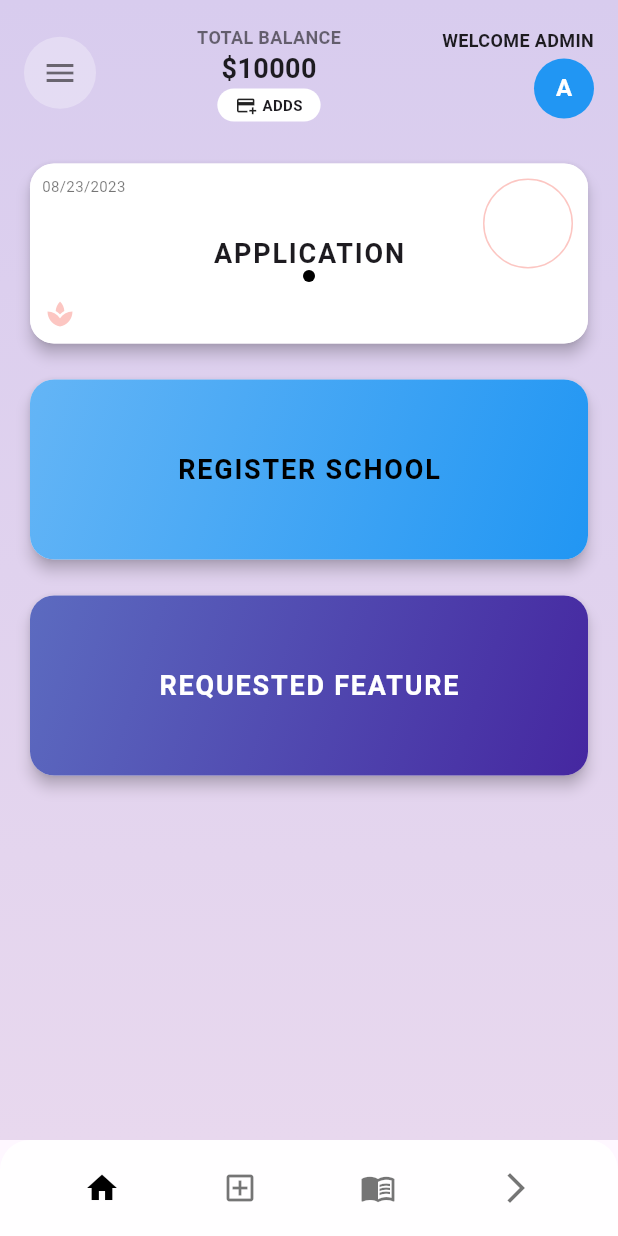
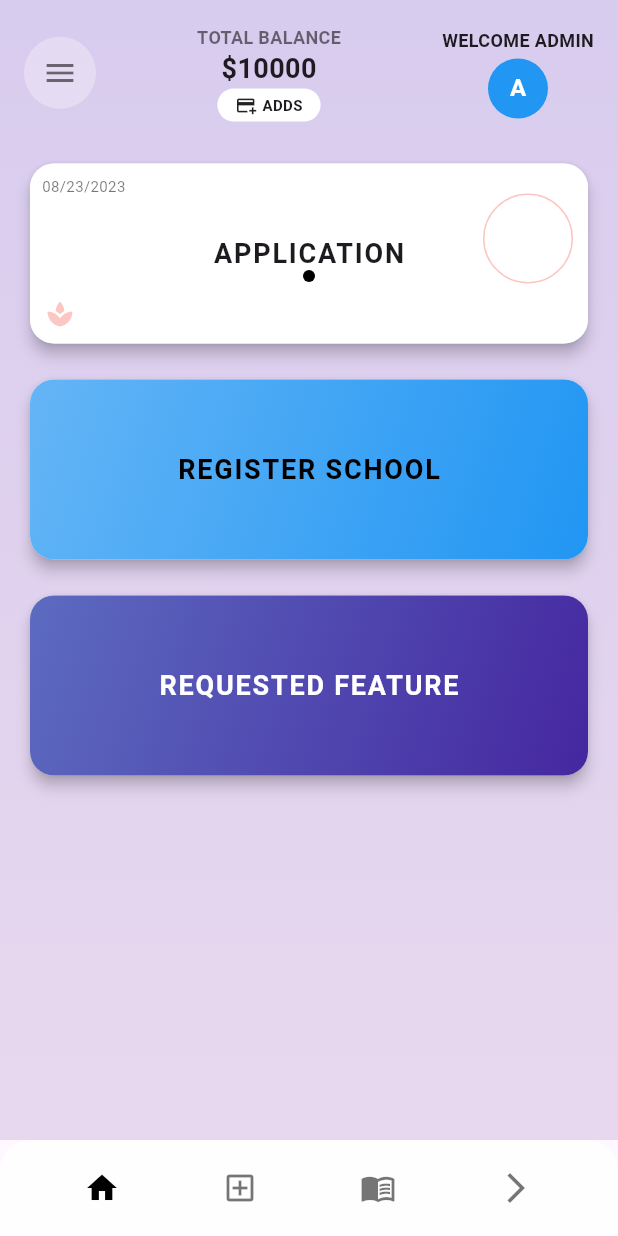
Before and after one commit to shrilakshmikakati/animation-app, a Flutter app: the screen it shows after launch, after a tap on "Get Started", after a tap on "LOGIN", on a phone screen of 412 x 824 dp. Run offline on Flutter 3.47's test engine with Material 3 defaults, Android fonts, the phone set to English and light mode, and no system bars.

```diff
--- a/lib/screens/home_screen.dart
+++ b/lib/screens/home_screen.dart
@@ -1,4 +1,6 @@
 import 'package:flutter/material.dart';
+import 'login_screen.dart';
+import '../utils/custom_route.dart';
 
 class HomeScreen extends StatefulWidget {
   @override
@@ -28,24 +30,16 @@ class _HomeScreenState extends State<HomeScreen> {
             child: SafeArea(
               child: Column(
                 children: [
-                  // Top section with profile and balance
                   _buildTopSection(),
-
-                  // Scrollable content area
                   Expanded(
                     child: SingleChildScrollView(
                       padding: EdgeInsets.symmetric(horizontal: 16.0, vertical: 8.0),
                       child: Column(
                         children: [
-                          // Application Card
                           _buildApplicationCard(),
                           SizedBox(height: 16),
-
-                          // Register School Card
                           _buildRegisterSchoolCard(),
                           SizedBox(height: 16),
-
-                          // Requested Feature Card
                           _buildRequestedFeatureCard(),
                           SizedBox(height: 16),
                         ],
@@ -58,8 +52,6 @@ class _HomeScreenState extends State<HomeScreen> {
           ),
           bottomNavigationBar: _buildBottomNavigationBar(),
         ),
-
-        // Menu overlay
         if (_showMenu)
           _buildMenu(),
       ],
@@ -88,7 +80,6 @@ class _HomeScreenState extends State<HomeScreen> {
             ),
           ),
 
-          // Center section with balance
           Column(
             children: [
               Text(
@@ -128,10 +119,8 @@ class _HomeScreenState extends State<HomeScreen> {
               ),
             ],
           ),
-
-          // Profile section
           Column(
-            crossAxisAlignment: CrossAxisAlignment.end,
+            crossAxisAlignment: CrossAxisAlignment.center,
             children: [
               Text(
                 'WELCOME ADMIN',
@@ -174,13 +163,12 @@ class _HomeScreenState extends State<HomeScreen> {
         ),
         child: Stack(
           children: [
-            // Decorative elements
             Positioned(
               top: 10,
               right: 10,
               child: Container(
                 width: 60,
-                height: 60,
+                height: 80,
                 decoration: BoxDecoration(
                   shape: BoxShape.circle,
                   border: Border.all(color: Colors.red.withOpacity(0.3), width: 1),
@@ -209,8 +197,6 @@ class _HomeScreenState extends State<HomeScreen> {
                 ),
               ),
             ),
-
-            // Center text
             Center(
               child: Text(
                 'APPLICATION',
@@ -221,8 +207,6 @@ class _HomeScreenState extends State<HomeScreen> {
                 ),
               ),
             ),
-
-            // Dot indicator
             Center(
               child: Padding(
                 padding: EdgeInsets.only(top: 30),
@@ -340,7 +324,12 @@ class _HomeScreenState extends State<HomeScreen> {
             ),
             IconButton(
               icon: Icon(Icons.arrow_forward_ios, color: Colors.black54),
-              onPressed: () {},
+              onPressed: () {
+                // Navigate back to login with sliding animation
+                Navigator.of(context).push(
+                    SlideRightRoute(page: LoginScreen())
+                );
+              },
             ),
           ],
         ),
@@ -356,7 +345,6 @@ class _HomeScreenState extends State<HomeScreen> {
           backgroundColor: Colors.black,
           body: Stack(
             children: [
-              // Search bar at top
               Positioned(
                 top: 20,
                 left: 0,
@@ -380,8 +368,6 @@ class _HomeScreenState extends State<HomeScreen> {
                   ),
                 ),
               ),
-
-              // Menu options in center
               Center(
                 child: Column(
                   mainAxisAlignment: MainAxisAlignment.center,
@@ -429,8 +415,6 @@ class _HomeScreenState extends State<HomeScreen> {
                   ],
                 ),
               ),
-
-              // Close button at bottom
               Positioned(
                 bottom: 40,
                 left: 0,
--- a/lib/screens/login_screen.dart
+++ b/lib/screens/login_screen.dart
@@ -48,8 +48,6 @@ class LoginScreen extends StatelessWidget {
                       ),
                     ),
                     SizedBox(height: 24),
-
-                    // Username field
                     TextField(
                       decoration: InputDecoration(
                         hintText: 'username',
@@ -65,7 +63,6 @@ class LoginScreen extends StatelessWidget {
                     ),
                     SizedBox(height: 16),
 
-                    // Password field
                     TextField(
                       obscureText: true,
                       decoration: InputDecoration(
@@ -81,7 +78,6 @@ class LoginScreen extends StatelessWidget {
                       ),
                     ),
 
-                    // Forgot password text
                     Align(
                       alignment: Alignment.centerRight,
                       child: TextButton(
@@ -97,8 +93,6 @@ class LoginScreen extends StatelessWidget {
                         ),
                       ),
                     ),
-
-                    // Login button
                     SizedBox(
                       width: double.infinity,
                       child: ElevatedButton(
--- a/lib/screens/splash_screen.dart
+++ b/lib/screens/splash_screen.dart
@@ -15,8 +15,6 @@ class _SplashScreenState extends State<SplashScreen> with SingleTickerProviderSt
   @override
   void initState() {
     super.initState();
-
-    // Create animation controller
     _controller = AnimationController(
       duration: const Duration(seconds: 2),
       vsync: this,
@@ -29,8 +27,6 @@ class _SplashScreenState extends State<SplashScreen> with SingleTickerProviderSt
         curve: Curves.easeOut,
       ),
     );
-
-    // Start animation
     _controller.forward();
 
     // Navigate to next screen after delay
--- a/lib/utils/custom_route.dart
+++ b/lib/utils/custom_route.dart
@@ -7,7 +7,7 @@ class SlideRightRoute extends PageRouteBuilder {
       : super(
     pageBuilder: (context, animation, secondaryAnimation) => page,
     transitionsBuilder: (context, animation, secondaryAnimation, child) {
-      const begin = Offset(1.0, 0.0);
+      const begin = Offset(2.0, 0.0);
       const end = Offset.zero;
       const curve = Curves.easeInOut;
 
--- a/lib/widgets/custom_menu.dart
+++ b/lib/widgets/custom_menu.dart
@@ -88,7 +88,6 @@ class CustomMenu extends StatelessWidget {
                 ),
               ),
 
-              // Close button at bottom
               Positioned(
                 bottom: 40,
                 left: 0,
```
Also changed, not shown: pubspec.yaml (+5 -3 lines), assets/bg1.png (added), assets/bg2.png (added), assets/bg3.png (added), assets/logo.png (added).
